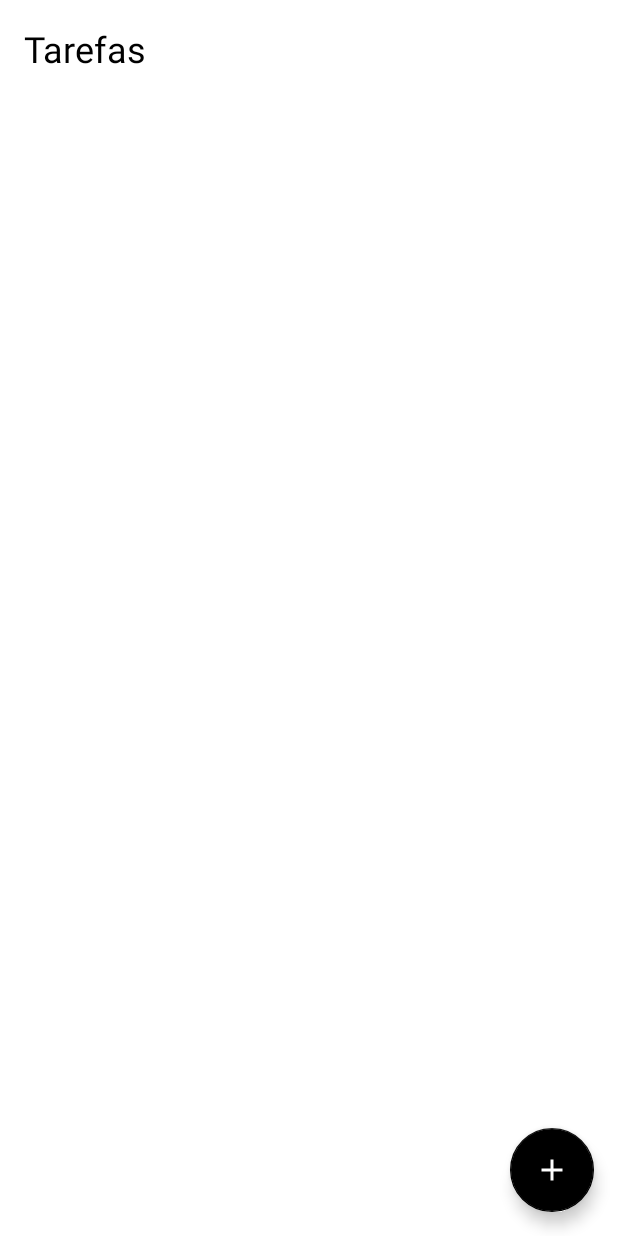
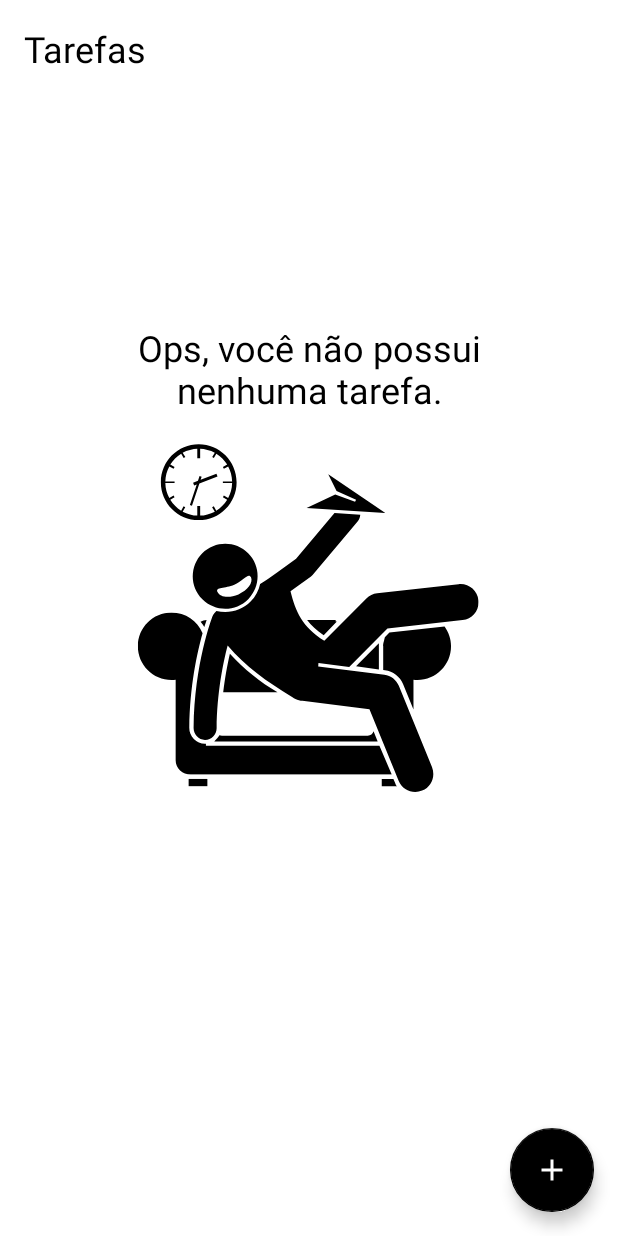
Before and after one commit to andersonluisp/todolist, an Android app: the screen it shows after launch (MainActivity), on a phone screen of 412 x 824 dp. Run offline under Robolectric (Android 15) with nearby library versions, the phone set to English and light mode, and no system bars; Roboto replaces fonts that are not available here.

Commit message:
configure empty state

```diff
--- a/app/src/main/java/com/andersonpimentel/todolist/ui/MainActivity.kt
+++ b/app/src/main/java/com/andersonpimentel/todolist/ui/MainActivity.kt
@@ -4,6 +4,7 @@ import android.content.Intent
 import androidx.appcompat.app.AppCompatActivity
 import android.os.Bundle
 import android.util.Log
+import android.view.View
 import com.andersonpimentel.todolist.databinding.ActivityMainBinding
 import com.andersonpimentel.todolist.datasource.TaskDataSource
 
@@ -48,7 +49,10 @@ class MainActivity : AppCompatActivity() {
     }
 
     private fun updateList(){
-        adapter.submitList(TaskDataSource.getList())
+        val list = TaskDataSource.getList()
+        binding.includeEmpty.emptyState.visibility = if(list.isEmpty()) View.VISIBLE
+        else View.GONE
+        adapter.submitList(list)
     }
 
     companion object{
--- /dev/null
+++ b/app/src/main/res/drawable/ic_empty_state.xml
@@ -0,0 +1,88 @@
+<vector xmlns:android="http://schemas.android.com/apk/res/android"
+    android:width="240dp"
+    android:height="240dp"
+    android:viewportWidth="450"
+    android:viewportHeight="449.99997">
+  <path
+      android:pathData="M185.652,317.879C163.914,305.246 144.293,289.375 126.113,269.73C123.047,282.855 119.926,299.828 117.762,317.879ZM185.652,317.879"
+      android:fillColor="#000000"
+      android:fillType="nonZero"
+      android:strokeColor="#00000000"/>
+  <path
+      android:pathData="M113.023,371.453C111.547,374.539 109.309,375.648 106.547,379.258L310.836,379.258L305.691,366.52C304.844,369.75 301.938,372.039 298.445,372.039L116.133,372.039C115.02,372.035 113.973,371.887 113.023,371.453ZM113.023,371.453"
+      android:fillColor="#000000"
+      android:fillType="nonZero"
+      android:strokeColor="#00000000"/>
+  <path
+      android:pathData="M312.348,256.66L283.809,285.379L312.348,289.352ZM312.348,256.66"
+      android:fillColor="#000000"
+      android:fillType="nonZero"
+      android:strokeColor="#00000000"/>
+  <path
+      android:pathData="M243.363,246.41L259.824,229.426L258.301,229.426L258.301,227.621L222.652,227.621C227.707,234.84 234.32,240.344 243.363,246.41ZM243.363,246.41"
+      android:fillColor="#000000"
+      android:fillType="nonZero"
+      android:strokeColor="#00000000"/>
+  <path
+      android:pathData="M97.043,227.457C94.297,227.664 91.711,228.449 89.422,229.711C91.188,231.797 92.777,234.035 94.172,236.406C95.262,232.836 96.238,229.832 97.043,227.457ZM97.043,227.457"
+      android:fillColor="#000000"
+      android:fillType="nonZero"
+      android:strokeColor="#00000000"/>
+  <path
+      android:pathData="M325.535,243.227L319.82,248.973C319.363,250.621 318.965,252.176 318.707,253.895C317.996,255.883 317.594,258.313 317.594,260.117L317.754,260.117L317.754,290.105L319.977,290.426C329.984,291.676 338.73,298.262 342.539,307.613L355.586,339.227L355.586,302.203C357.387,302.41 358.793,302.531 360.539,302.531C383.789,302.531 402.535,283.645 402.535,260.348C402.535,251.094 399.504,242.543 394.461,235.59ZM325.535,243.227"
+      android:fillColor="#000000"
+      android:fillType="nonZero"
+      android:strokeColor="#00000000"/>
+  <group>
+    <clip-path
+        android:pathData="M11.074,218L329,218L329,421L11.074,421ZM11.074,218"/>
+    <path
+        android:pathData="M313.043,384.672L96.16,384.672L96.16,382.086C96.16,382.094 95.535,382.121 95.277,382.121L94.875,382.117C89.691,382.059 84.707,379.938 81.012,376.145C77.309,372.348 75.293,367.34 75.352,362.039C75.945,310.348 85.117,268.348 91.965,243.98C85.582,228.816 70.633,218.156 53.176,218.156C29.926,218.16 11.074,237.047 11.074,260.344C11.074,283.645 29.922,302.531 53.176,302.531C54.922,302.531 56.637,302.41 58.328,302.207L58.324,402.707C58.324,407.672 60.328,412.137 63.832,415.648C67.332,419.152 72.176,420.777 77.121,420.777L328.395,420.777ZM313.043,384.672"
+        android:fillColor="#000000"
+        android:fillType="nonZero"
+        android:strokeColor="#00000000"/>
+  </group>
+  <path
+      android:pathData="M74.543,426.191L74.543,435.219L97.961,435.219L97.961,426.191ZM74.543,426.191"
+      android:fillColor="#000000"
+      android:fillType="nonZero"
+      android:strokeColor="#00000000"/>
+  <path
+      android:pathData="M330.512,426.191L315.949,426.191L315.949,435.219L335.098,435.219C333.883,435.219 332.844,431.77 332.023,429.754ZM330.512,426.191"
+      android:fillColor="#000000"
+      android:fillType="nonZero"
+      android:strokeColor="#00000000"/>
+  <group>
+    <clip-path
+        android:pathData="M80,93L437,93L437,442.539L80,442.539ZM80,93"/>
+    <path
+        android:pathData="M163.918,182.402C162.168,190.461 158.219,198.133 151.992,204.398C143.547,212.895 132.301,217.578 120.332,217.578C116.566,217.578 112.867,217.109 109.309,216.207C108.461,216.977 107.672,217.836 106.953,218.766C105.898,219.977 105.023,221.375 104.402,222.953C103.473,225.324 81.66,282.219 80.738,362.473C80.645,370.449 87.023,377.453 94.984,377.453C95.039,377.453 95.098,377.453 95.152,377.453C103.035,377.453 109.469,370.723 109.559,362.805C110.063,319.094 117.336,282.383 123.32,259.496C146.02,286.34 171.359,303.883 204.363,324.156C205.523,325.008 206.77,325.703 208.09,326.324C210.922,327.793 213.902,328.48 216.73,328.504L300.574,338.957L337.023,428.418C340.59,437.164 349,442.457 357.883,442.457C360.715,442.457 363.598,441.914 366.387,440.773C377.902,436.066 383.422,422.895 378.723,411.355L337.285,309.66C334.211,302.105 327.301,296.809 319.223,295.797L236.516,285.469L236.82,281.324L275.27,286.125L323.047,238.055L416.949,227.641C429.313,226.273 438.227,215.121 436.855,202.734C435.488,190.348 424.344,181.422 412,182.785L310.211,194.07C305.105,194.633 300.352,196.93 296.73,200.574L244.141,253.492C216.504,236.215 208.305,217.371 201.883,191.578L206.617,188.184L227.102,173.5C228.082,172.793 228.973,171.969 229.75,171.043L285.75,104.25C287.828,101.773 288.914,98.801 289.086,95.805L256.902,93.758L208.852,151.07L184.691,168.391L173.66,176.297C170.535,178.289 167.273,180.332 163.918,182.402ZM163.918,182.402"
+        android:fillColor="#000000"
+        android:fillType="nonZero"
+        android:strokeColor="#00000000"/>
+  </group>
+  <path
+      android:pathData="M149.055,201.469C164.852,185.57 164.797,159.855 148.938,144.027C133.07,128.199 107.406,128.254 91.609,144.148C75.813,160.043 75.867,185.762 91.73,201.59C107.594,217.418 133.258,217.363 149.055,201.469ZM131.574,183.344C143.133,178.301 149.586,167.512 152.5,174.211C155.41,180.918 148.402,190.438 136.852,195.48C125.293,200.52 113.566,199.172 110.656,192.469C107.738,185.762 120.02,188.383 131.574,183.344ZM131.574,183.344"
+      android:fillColor="#000000"
+      android:fillType="nonZero"
+      android:strokeColor="#00000000"/>
+  <path
+      android:pathData="M282.574,79.773L257.801,70.703L221.988,87.375L320.406,93.633L306.184,84.004L249.043,45.32L259.453,66.18L267.832,69.957L283.871,77.176ZM282.574,79.773"
+      android:fillColor="#000000"
+      android:fillType="nonZero"
+      android:strokeColor="#00000000"/>
+  <group>
+    <clip-path
+        android:pathData="M39,7.539L135,7.539L135,103L39,103ZM39,7.539"/>
+    <path
+        android:pathData="M87.156,102.641C113.313,102.641 134.512,81.395 134.512,55.188C134.512,28.98 113.309,7.734 87.156,7.734C61,7.734 39.801,28.98 39.801,55.188C39.801,81.395 61,102.641 87.156,102.641ZM65.211,19.566L68.309,24.938L70.438,23.707L67.051,18.328C72.609,15.32 79.945,13.551 85.352,13.355L85.352,25.441L88.953,25.441L88.953,13.355C94.359,13.551 101.699,15.32 107.258,18.324L104.016,23.707L106.074,24.938L109.137,19.563C114.66,22.988 119.309,27.664 122.727,33.195L117.355,36.301L118.578,38.434L123.945,35.512C126.945,41.082 128.711,47.098 128.902,54.32L117.344,54.32L117.34,56.125L128.906,56.125C128.711,63.344 126.945,69.328 123.945,74.898L118.578,71.867L117.348,74.035L122.711,77.156C119.293,82.691 114.629,87.375 109.105,90.797L106.008,85.43L103.879,86.664L107.266,92.043C101.707,95.051 94.363,96.824 88.961,97.02L88.961,85.012L85.355,85.012L85.355,97.02C79.953,96.824 72.613,95.051 67.055,92.043L70.297,86.668L68.242,85.438L65.18,90.809C59.656,87.387 55.008,82.711 51.594,77.176L56.961,74.074L55.738,71.941L50.375,74.902C47.371,69.332 45.609,63.348 45.414,56.129L56.977,56.129L56.973,54.324L45.414,54.324C45.609,47.102 47.375,41.082 50.375,35.512L55.742,38.523L56.969,36.344L51.609,33.223C55.023,27.688 59.688,22.988 65.211,19.566ZM65.211,19.566"
+        android:fillColor="#000000"
+        android:fillType="nonZero"
+        android:strokeColor="#00000000"/>
+  </group>
+  <path
+      android:pathData="M78.699,84.613L87.98,56.816L110.637,48.211L109.309,44.699L89.516,52.215L90.809,48.344L88.219,47.473L86.215,53.473L80.102,55.793L81.43,59.305L84.68,58.07L76.109,83.746ZM78.699,84.613"
+      android:fillColor="#000000"
+      android:fillType="nonZero"
+      android:strokeColor="#00000000"/>
+</vector>
--- a/app/src/main/res/layout/activity_main.xml
+++ b/app/src/main/res/layout/activity_main.xml
@@ -16,6 +16,10 @@
         app:layout_constraintStart_toStartOf="parent"
         app:layout_constraintTop_toTopOf="parent" />
 
+    <include
+        android:id="@+id/include_empty"
+        layout="@layout/empty_state" />
+
     <androidx.recyclerview.widget.RecyclerView
         android:id="@+id/rv_tasks"
         android:layout_width="match_parent"
@@ -28,6 +32,7 @@
         app:layout_constraintStart_toStartOf="parent"
         app:layout_constraintEnd_toEndOf="parent"
         app:layout_constraintBottom_toTopOf="@id/fab"
+        tools:visibility="gone"
         />
 
     <com.google.android.material.floatingactionbutton.FloatingActionButton
--- /dev/null
+++ b/app/src/main/res/layout/empty_state.xml
@@ -0,0 +1,32 @@
+<?xml version="1.0" encoding="utf-8"?>
+<androidx.constraintlayout.widget.ConstraintLayout xmlns:android="http://schemas.android.com/apk/res/android"
+    xmlns:app="http://schemas.android.com/apk/res-auto"
+    android:id="@+id/empty_state"
+    android:layout_width="match_parent"
+    android:layout_height="match_parent"
+    android:layout_margin="32dp">
+
+    <TextView
+        android:id="@+id/tv_message"
+        android:layout_width="0dp"
+        android:layout_height="wrap_content"
+        android:layout_marginBottom="16dp"
+        android:gravity="center"
+        android:text="@string/label_you_dont_have_tasks"
+        android:textAppearance="@style/tasks_title"
+        app:layout_constraintBottom_toTopOf="@id/iv_empty_state"
+        app:layout_constraintStart_toStartOf="parent"
+        app:layout_constraintEnd_toEndOf="parent"
+        />
+
+    <androidx.appcompat.widget.AppCompatImageView
+        android:id="@+id/iv_empty_state"
+        android:layout_width="wrap_content"
+        android:layout_height="wrap_content"
+        app:layout_constraintBottom_toBottomOf="parent"
+        app:layout_constraintEnd_toEndOf="parent"
+        app:layout_constraintStart_toStartOf="parent"
+        app:layout_constraintTop_toTopOf="parent"
+        app:srcCompat="@drawable/ic_empty_state" />
+
+</androidx.constraintlayout.widget.ConstraintLayout>
--- a/app/src/main/res/values/strings.xml
+++ b/app/src/main/res/values/strings.xml
@@ -10,4 +10,5 @@
     <string name="label_tasks">Tarefas</string>
     <string name="label_edit">Editar</string>
     <string name="label_delete">Deletar</string>
+    <string name="label_you_dont_have_tasks">Ops, você não possui\nnenhuma tarefa.</string>
 </resources>
```
